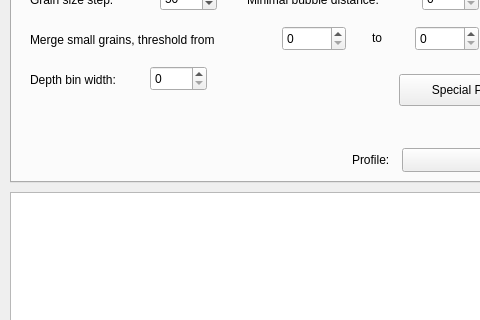
Qt form processdialog.ui (tobinder/processdialog) before a commit; both pictures show x 0 to 480 and y 158 to 478 of the 1011 by 697 pixel window.
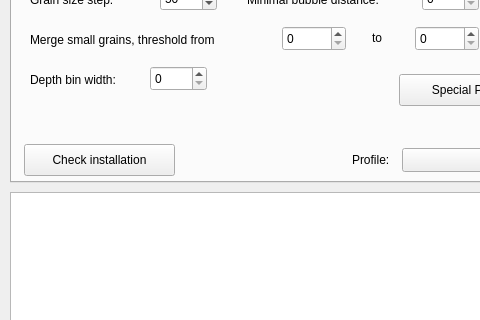
The same form after that commit. Icons and pictures are not drawn.

Commit message: add button to check installation

The edit to the form file:
```diff
--- a/processdialog.ui
+++ b/processdialog.ui
@@ -497,6 +497,19 @@
       </size>
      </property>
     </widget>
+    <widget class="QPushButton" name="checkInstallationButton">
+     <property name="geometry">
+      <rect>
+       <x>12</x>
+       <y>266</y>
+       <width>151</width>
+       <height>32</height>
+      </rect>
+     </property>
+     <property name="text">
+      <string>Check installation</string>
+     </property>
+    </widget>
    </widget>
    <widget class="QWidget" name="stitching">
     <attribute name="title">
```
The commit also changes 2 other files.
